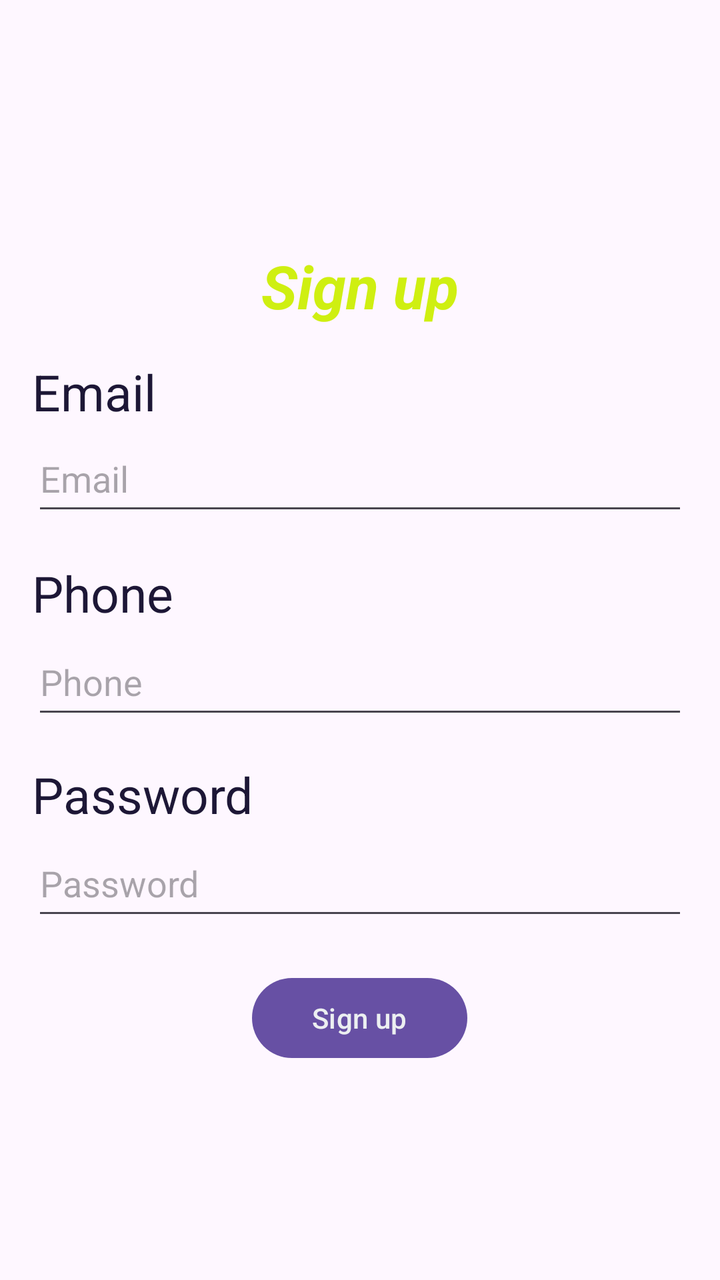
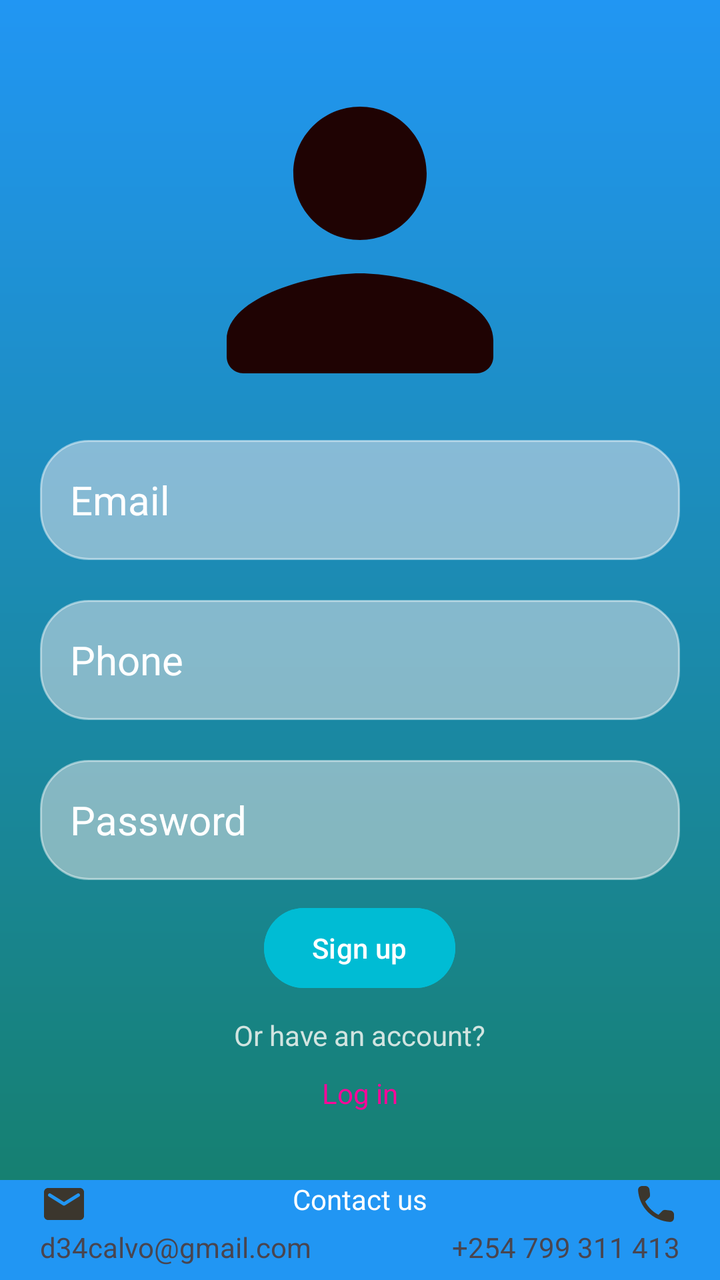

Two renders of the same Android screen: before a commit and after it. Below are the layout's source before the change and the commit's diff.
<!-- AndroidManifest.xml: application theme Theme.Eccormece -->
<!-- res/layout/activity_signup.xml -->
<?xml version="1.0" encoding="utf-8"?>

<androidx.constraintlayout.widget.ConstraintLayout xmlns:android="http://schemas.android.com/apk/res/android"
    android:layout_width="match_parent"
    android:layout_height="match_parent">
    <LinearLayout
        xmlns:android="http://schemas.android.com/apk/res/android"
        android:layout_width="match_parent"
        android:layout_height="match_parent"
        android:orientation="vertical"
        android:padding="16dp"
        android:gravity="center">
        <TextView
            android:id="@+id/pageTitle"
            android:layout_width="wrap_content"
            android:layout_height="wrap_content"
            android:text="@string/signup_label"
            android:layout_marginTop="16dp"
            android:textColor="@color/greenColor"
            android:textSize="30sp"
            android:textStyle="bold|italic"/>
        <TextView
            android:id="@+id/emailLabel"
            android:layout_width="match_parent"
            android:layout_height="wrap_content"
            android:text="@string/email_label"
            android:layout_marginTop="16dp"
            android:textColor="@color/material_dynamic_tertiary10"
            android:textSize="25sp"/>
        <EditText
            android:id="@+id/emailInput"
            android:layout_width="match_parent"
            android:layout_height="50dp"
            android:inputType="textEmailSubject"
            android:autofillHints="emailAddress"
            android:layout_marginBottom="1sp"
            android:hint="@string/email_label"/>
        <TextView
            android:id="@+id/contactLabel"
            android:layout_width="match_parent"
            android:layout_height="wrap_content"
            android:text="@string/phone_label"
            android:layout_marginTop="16dp"
            android:textColor="@color/material_dynamic_tertiary10"
            android:textSize="25sp"/>
        <EditText
            android:id="@+id/contactInput"
            android:layout_width="match_parent"
            android:layout_height="50dp"
            android:layout_marginTop="1sp"
            android:autofillHints="phone"
            android:inputType="phone"
            android:hint="@string/phone_label"/>
        <TextView
            android:id="@+id/passwordLabel"
            android:layout_width="match_parent"
            android:layout_height="wrap_content"
            android:text="@string/password_label"
            android:layout_marginTop="16dp"
            android:textColor="@color/material_dynamic_tertiary10"
            android:textSize="25sp"/>
        <EditText
            android:id="@+id/passwordInput"
            android:layout_width="match_parent"
            android:layout_height="50dp"
            android:autofillHints="password"
            android:inputType="numberPassword"
            android:layout_marginTop="1sp"
            android:hint="@string/password_label"/>
        <Button
            android:id="@+id/signUpBtn"
            android:paddingStart="30dp"
            android:paddingEnd="30dp"
            android:textColor="@color/secondaryColor"
            android:layout_width="wrap_content"
            android:layout_height="wrap_content"
            android:text="@string/signup_label"
            android:layout_gravity="center"
            android:layout_marginTop="20dp"/>
    </LinearLayout>
</androidx.constraintlayout.widget.ConstraintLayout>
<!-- resources referenced by this layout -->
<resources>
  <color name="greenColor">#ECE0</color>
  <color name="secondaryColor">#ECEFF1</color>
  <string name="email_label">Email</string>
  <string name="password_label">Password</string>
  <string name="phone_label">Phone</string>
  <string name="signup_label">Sign up</string>
  <style name="Theme.Eccormece" parent="Base.Theme.Eccormece" />
  <style name="Base.Theme.Eccormece" parent="Theme.Material3.DayNight.NoActionBar">
          
          
      </style>
</resources>

<!-- the commit's change to res/layout/activity_signup.xml (unified diff, before → after) -->
@@ -1,81 +1,127 @@
 <?xml version="1.0" encoding="utf-8"?>
 
-<androidx.constraintlayout.widget.ConstraintLayout xmlns:android="http://schemas.android.com/apk/res/android"
+<RelativeLayout xmlns:android="http://schemas.android.com/apk/res/android"
+    android:layout_width="match_parent"
+    xmlns:tools="http://schemas.android.com/tools"
+    android:background="@drawable/login_bg"
+    android:gravity="center"
+    android:layout_height="match_parent">
+<ScrollView
     android:layout_width="match_parent"
     android:layout_height="match_parent">
     <LinearLayout
-        xmlns:android="http://schemas.android.com/apk/res/android"
         android:layout_width="match_parent"
-        android:layout_height="match_parent"
+        android:layout_height="wrap_content"
         android:orientation="vertical"
-        android:padding="16dp"
+        android:layout_marginBottom="50dp"
+        android:padding="20dp"
         android:gravity="center">
-        <TextView
-            android:id="@+id/pageTitle"
+        <ImageView
+            android:layout_width="200dp"
+            android:layout_height="200dp"
+            android:src="@drawable/person_24"/>
+        <EditText
+            android:layout_width="match_parent"
+            android:layout_height="60dp"
+            android:textColor="@color/white"
+            android:textSize="20sp"
+            android:id="@+id/SignupEmail"
+            android:textColorHint="@color/white"
+            android:inputType="textEmailAddress"
+            android:background="@drawable/rounded_corner"
+            android:padding="15dp"
+            android:autofillHints="emailAddress"
+            android:hint="Email"/>
+        <EditText
+            android:layout_width="match_parent"
+            android:layout_height="60dp"
+            android:textColor="@color/white"
+            android:layout_marginTop="20dp"
+            android:textSize="20sp"
+            android:id="@+id/signupPhone"
+            android:textColorHint="@color/white"
+            android:inputType="phone"
+            android:background="@drawable/rounded_corner"
+            android:padding="15dp"
+            android:autofillHints="phone"
+            android:hint="Phone"/>
+        <EditText
+            android:layout_width="match_parent"
+            android:layout_height="60dp"
+            android:textColor="@color/white"
+            android:textSize="20sp"
+            android:layout_marginTop="20dp"
+            android:layout_marginBottom="10dp"
+            android:textColorHint="@color/white"
+            android:inputType="textPassword"
+            android:background="@drawable/rounded_corner"
+            android:padding="15dp"
+            android:id="@+id/signupPassword"
+            android:hint="Password"/>
+        <Button
             android:layout_width="wrap_content"
             android:layout_height="wrap_content"
-            android:text="@string/signup_label"
-            android:layout_marginTop="16dp"
-            android:textColor="@color/greenColor"
-            android:textSize="30sp"
-            android:textStyle="bold|italic"/>
+            android:id="@+id/SignupButton"
+            android:backgroundTint="#00BCD4"
+            android:text="@string/signup_label"/>
         <TextView
-            android:id="@+id/emailLabel"
-            android:layout_width="match_parent"
-            android:layout_height="wrap_content"
-            android:text="@string/email_label"
-            android:layout_marginTop="16dp"
-            android:textColor="@color/material_dynamic_tertiary10"
-            android:textSize="25sp"/>
-        <EditText
-            android:id="@+id/emailInput"
-            android:layout_width="match_parent"
-            android:layout_height="50dp"
-            android:inputType="textEmailSubject"
-            android:autofillHints="emailAddress"
-            android:layout_marginBottom="1sp"
-            android:hint="@string/email_label"/>
-        <TextView
-            android:id="@+id/contactLabel"
-            android:layout_width="match_parent"
-            android:layout_height="wrap_content"
-            android:text="@string/phone_label"
-            android:layout_marginTop="16dp"
-            android:textColor="@color/material_dynamic_tertiary10"
-            android:textSize="25sp"/>
-        <EditText
-            android:id="@+id/contactInput"
-            android:layout_width="match_parent"
-            android:layout_height="50dp"
-            android:layout_marginTop="1sp"
-            android:autofillHints="phone"
-            android:inputType="phone"
-            android:hint="@string/phone_label"/>
-        <TextView
-            android:id="@+id/passwordLabel"
-            android:layout_width="match_parent"
-            android:layout_height="wrap_content"
-            android:text="@string/password_label"
-            android:layout_marginTop="16dp"
-            android:textColor="@color/material_dynamic_tertiary10"
-            android:textSize="25sp"/>
-        <EditText
-            android:id="@+id/passwordInput"
-            android:layout_width="match_parent"
-            android:layout_height="50dp"
-            android:autofillHints="password"
-            android:inputType="numberPassword"
-            android:layout_marginTop="1sp"
-            android:hint="@string/password_label"/>
-        <Button
-            android:id="@+id/signUpBtn"
-            android:paddingStart="30dp"
-            android:paddingEnd="30dp"
-            android:textColor="@color/secondaryColor"
             android:layout_width="wrap_content"
             android:layout_height="wrap_content"
-            android:text="@string/signup_label"
-            android:layout_gravity="center"
-            android:layout_marginTop="20dp"/>
+            android:layout_marginTop="10dp"
+            android:textColor="#D1E4E0"
+            android:text="@string/OrHaveacc"/>
+        <TextView
+            android:layout_width="wrap_content"
+            android:layout_height="wrap_content"
+            android:layout_marginTop="10dp"
+            android:textColor="#FD0599"
+            android:layout_marginBottom="50dp"
+            android:id="@+id/login_label"
+            android:text="@string/log_in"/>
     </LinearLayout>
-</androidx.constraintlayout.widget.ConstraintLayout>
+</ScrollView>
+    <LinearLayout
+        android:layout_width="match_parent"
+        android:layout_height="50dp"
+        android:background="@drawable/nav_bott_bg"
+        android:layout_alignParentBottom="true"
+        android:orientation="vertical">
+        <RelativeLayout
+            android:layout_width="match_parent"
+            android:paddingStart="20dp"
+            android:paddingEnd="20dp"
+            android:layout_height="match_parent">
+            <ImageView
+                android:layout_width="wrap_content"
+                android:layout_height="wrap_content"
+                android:src="@drawable/email_24"
+                android:id="@+id/emailIcon"/>
+            <TextView
+                android:layout_width="wrap_content"
+                android:layout_height="wrap_content"
+                android:layout_below="@+id/emailIcon"
+                android:text="d34calvo@gmail.com"
+                android:id="@+id/email"/>
+            <ImageView
+                android:layout_width="wrap_content"
+                android:layout_height="wrap_content"
+                android:layout_alignParentEnd="true"
+                android:src="@drawable/phone_24"
+                android:id="@+id/phoneIcon"/>
+            <TextView
+                android:layout_width="wrap_content"
+                android:layout_height="wrap_content"
+                android:layout_centerHorizontal="true"
+                android:text="Contact us"
+                android:textColor="@color/white"
+                android:id="@+id/contactus"/>
+            <TextView
+                android:layout_width="wrap_content"
+                android:layout_height="wrap_content"
+                android:layout_below="@+id/phoneIcon"
+                android:layout_alignParentRight="true"
+                android:text="+254 799 311 413"
+                android:id="@+id/phone"/>
+        </RelativeLayout>
+    </LinearLayout>
+</RelativeLayout>
<!-- resource entries referenced after the edit -->
@@ -1,15 +1,55 @@
 <!-- resources referenced by this layout -->
 <resources>
-  <color name="greenColor">#ECE0</color>
-  <color name="secondaryColor">#ECEFF1</color>
-  <string name="email_label">Email</string>
-  <string name="password_label">Password</string>
-  <string name="phone_label">Phone</string>
+  <color name="white">#FFFFFFFF</color>
+  <!-- drawable email_24 (drawable) -->
+  <vector android:height="24dp" android:tint="#3B362D"
+      android:viewportHeight="24" android:viewportWidth="24"
+      android:width="24dp" xmlns:android="http://schemas.android.com/apk/res/android">
+      <path android:fillColor="@android:color/white" android:pathData="M20,4L4,4c-1.1,0 -1.99,0.9 -1.99,2L2,18c0,1.1 0.9,2 2,2h16c1.1,0 2,-0.9 2,-2L22,6c0,-1.1 -0.9,-2 -2,-2zM19.6,8.25l-7.07,4.42c-0.32,0.2 -0.74,0.2 -1.06,0L4.4,8.25c-0.25,-0.16 -0.4,-0.43 -0.4,-0.72 0,-0.67 0.73,-1.07 1.3,-0.72L12,11l6.7,-4.19c0.57,-0.35 1.3,0.05 1.3,0.72 0,0.29 -0.15,0.56 -0.4,0.72z"/>
+  </vector>
+  <!-- drawable login_bg (drawable) -->
+  <?xml version="1.0" encoding="utf-8"?>
+  
+  <shape xmlns:android="http://schemas.android.com/apk/res/android">
+  
+      <gradient android:angle="100" android:startColor="#2196F3"
+          android:endColor="#157E66"/>
+  </shape>
+  <!-- drawable nav_bott_bg (drawable) -->
+  <?xml version="1.0" encoding="utf-8"?>
+  
+  <shape xmlns:android="http://schemas.android.com/apk/res/android">
+      <solid android:color="#2196F3"/>
+  </shape>
+  <!-- drawable person_24 (drawable) -->
+  <vector android:height="24dp" android:tint="#1F0303"
+      android:viewportHeight="24" android:viewportWidth="24"
+      android:width="24dp" xmlns:android="http://schemas.android.com/apk/res/android">
+      <path android:fillColor="@android:color/white" android:pathData="M12,12c2.21,0 4,-1.79 4,-4s-1.79,-4 -4,-4 -4,1.79 -4,4 1.79,4 4,4zM12,14c-2.67,0 -8,1.34 -8,4v1c0,0.55 0.45,1 1,1h14c0.55,0 1,-0.45 1,-1v-1c0,-2.66 -5.33,-4 -8,-4z"/>
+  </vector>
+  <!-- drawable phone_24 (drawable) -->
+  <vector android:height="24dp" android:tint="#3B362D"
+      android:viewportHeight="24" android:viewportWidth="24"
+      android:width="24dp" xmlns:android="http://schemas.android.com/apk/res/android">
+      <path android:fillColor="@android:color/white" android:pathData="M19.23,15.26l-2.54,-0.29c-0.61,-0.07 -1.21,0.14 -1.64,0.57l-1.84,1.84c-2.83,-1.44 -5.15,-3.75 -6.59,-6.59l1.85,-1.85c0.43,-0.43 0.64,-1.03 0.57,-1.64l-0.29,-2.52c-0.12,-1.01 -0.97,-1.77 -1.99,-1.77H5.03c-1.13,0 -2.07,0.94 -2,2.07 0.53,8.54 7.36,15.36 15.89,15.89 1.13,0.07 2.07,-0.87 2.07,-2v-1.73c0.01,-1.01 -0.75,-1.86 -1.76,-1.98z"/>
+  </vector>
+  <!-- drawable rounded_corner (drawable) -->
+  <?xml version="1.0" encoding="utf-8"?>
+  
+  <shape xmlns:android="http://schemas.android.com/apk/res/android"
+      android:shape="rectangle"
+      >
+      <corners android:radius="24dp"/>
+      <solid android:color="#77FFEEEE"/>
+      <stroke android:width="1dp" android:color="#7AFFFFFF"/>
+  </shape>
+  <string name="OrHaveacc">Or have an account?</string>
+  <string name="log_in">Log in</string>
   <string name="signup_label">Sign up</string>
   <style name="Theme.Eccormece" parent="Base.Theme.Eccormece" />
   <style name="Base.Theme.Eccormece" parent="Theme.Material3.DayNight.NoActionBar">
           
-          
+           <item name="colorPrimary">#0B154C</item>
       </style>
 </resources>
 
